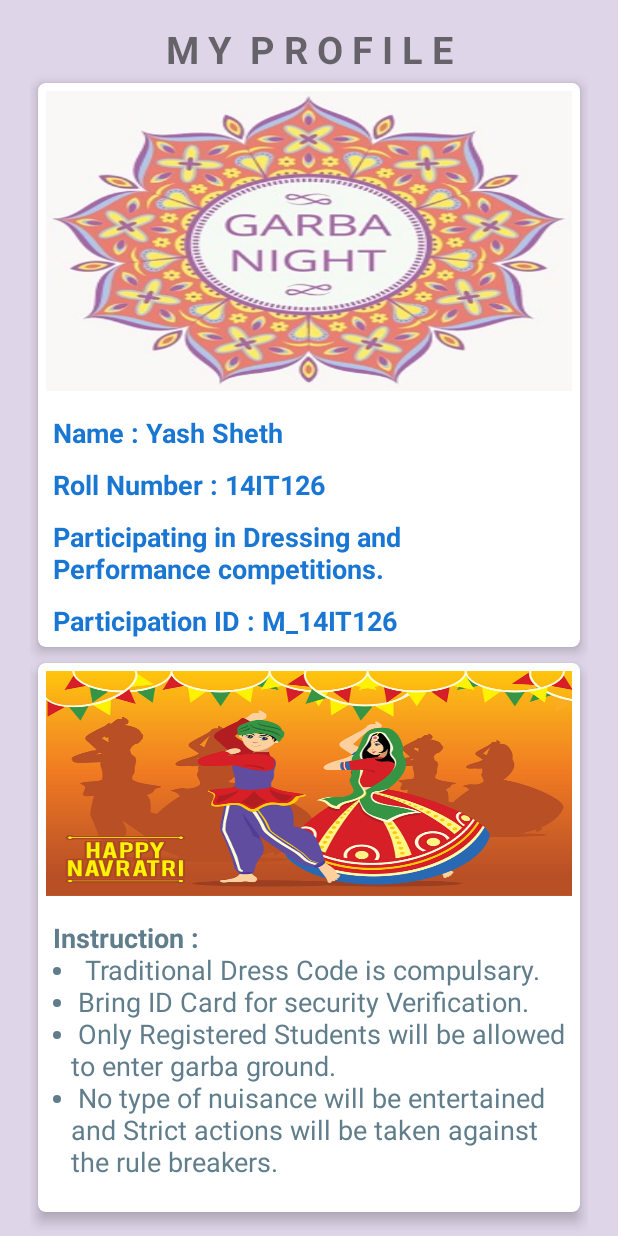
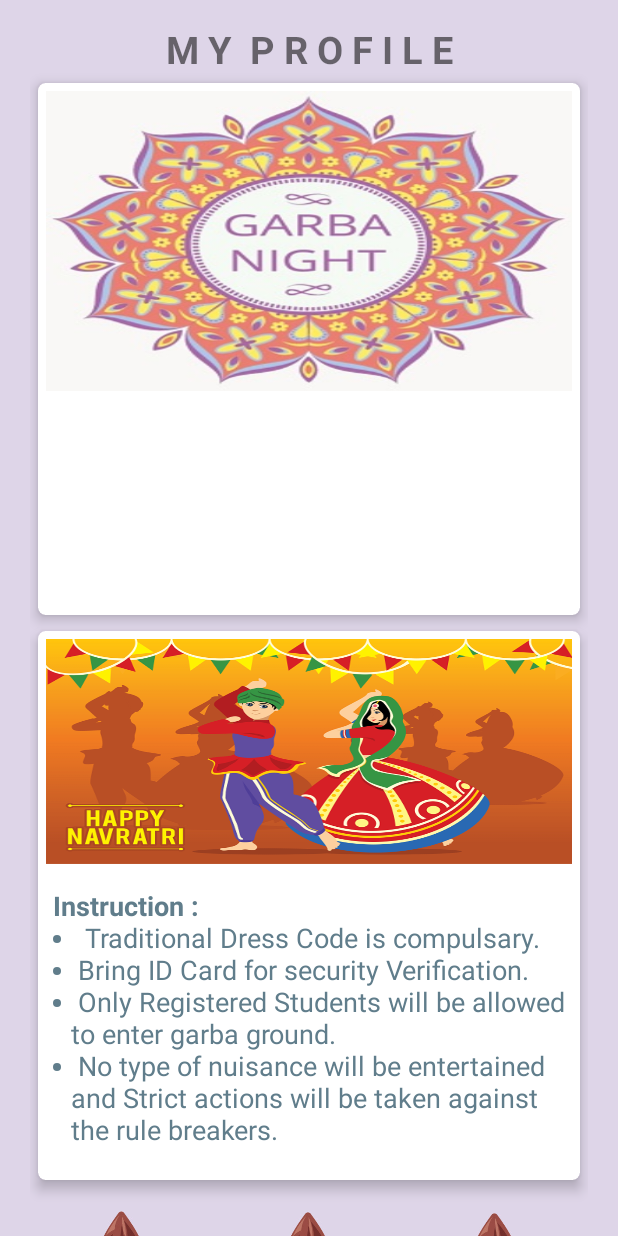
Before and after one commit to yasheth/Vrund, an Android app: the layout fragment_profile.xml on its own in the app's theme, with its tools: preview values and no code run, on a phone screen of 412 x 824 dp. Run offline under Robolectric (Android 15) with nearby library versions, the phone set to English and light mode, and no system bars.

Commit message:
Profile Fragment improved

```diff
--- a/app/src/main/res/layout/fragment_profile.xml
+++ b/app/src/main/res/layout/fragment_profile.xml
@@ -54,7 +54,6 @@
                     android:paddingLeft="10dp"
                     android:paddingRight="10dp"
                     android:paddingTop="10dp"
-                    android:text="Name : Yash Sheth"
                     android:textColor="@color/colorPrimaryDark"
                     android:textSize="18sp"
                     android:textStyle="bold" />
@@ -67,7 +66,6 @@
                     android:paddingLeft="10dp"
                     android:paddingRight="10dp"
                     android:paddingTop="10dp"
-                    android:text="Roll Number : 14IT126"
                     android:textColor="@color/colorPrimaryDark"
                     android:textSize="18sp"
                     android:textStyle="bold" />
@@ -80,7 +78,6 @@
                     android:paddingLeft="10dp"
                     android:paddingRight="10dp"
                     android:paddingTop="10dp"
-                    android:text="Participating in Dressing and Performance competitions."
                     android:textColor="@color/colorPrimaryDark"
                     android:textSize="18sp"
                     android:textStyle="bold" />
@@ -94,7 +91,6 @@
                     android:paddingLeft="10dp"
                     android:paddingRight="10dp"
                     android:paddingTop="10dp"
-                    android:text="Participation ID : M_14IT126"
                     android:textColor="@color/colorPrimaryDark"
                     android:textSize="18sp"
                     android:textStyle="bold" />
```
Also changed, not shown: app/src/main/java/charusat/vrund/Profile_Fragment.java (+3 -6 lines).
